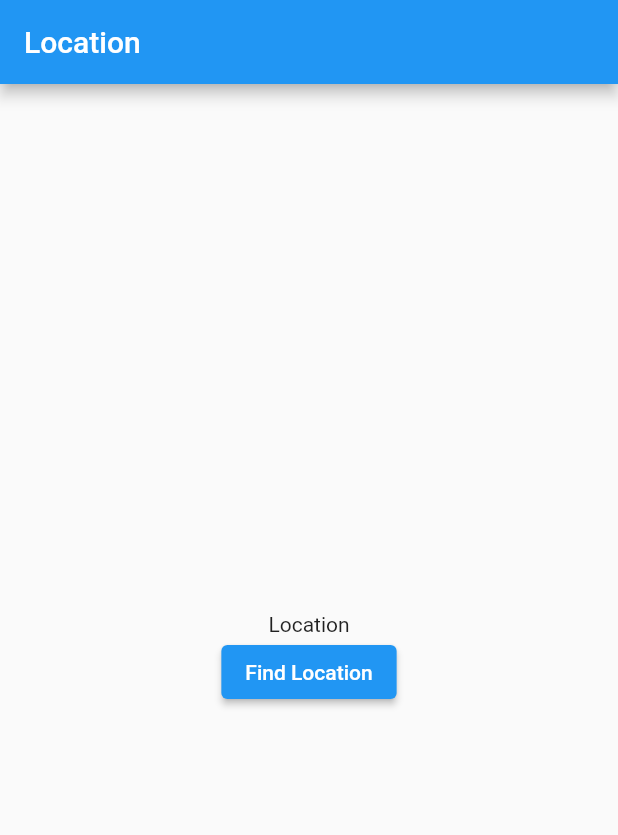
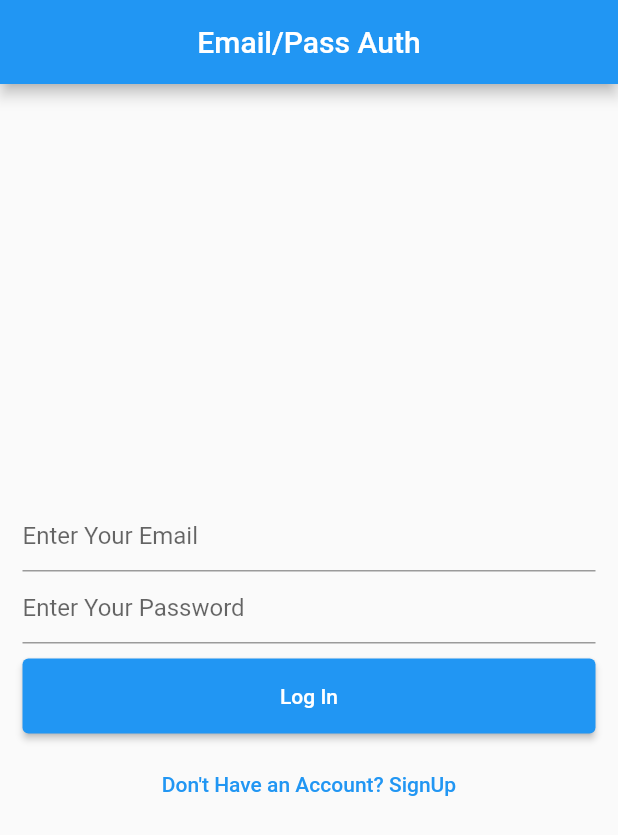
Before and after one commit to shiiishiiir/sssssssssssssssssssss, a Flutter app: the screen it shows after launch, on a phone screen of 412 x 824 dp. Shown: the top 835 px of the screen. Run offline on Flutter 3.47's test engine with Material 2 defaults, Android fonts, the phone set to English and light mode, and no system bars; our stand-ins replace carousel_slider, curved_navigation_bar, firebase_auth, firebase_core, firebase_database, firebase_messaging and 7 more; missing offline and left inert: expandable_widgets, flutter_glow; accounts and stored records are empty.

Commit message:
Email Auth Providers Google SignIn Processing

```diff
--- /dev/null
+++ b/lib/Firebase/EmailAuth.dart
@@ -0,0 +1,138 @@
+import 'package:firebase_auth/firebase_auth.dart';
+import 'package:flutter/material.dart';
+import 'package:sssssssssssssssssssss/Provider/GoogleSignInProvider.dart';
+
+class EmailAuth extends StatefulWidget {
+  const EmailAuth({Key? key}) : super(key: key);
+
+  @override
+  _EmailAuthState createState() => _EmailAuthState();
+}
+
+class _EmailAuthState extends State<EmailAuth> {
+  final _formKey = GlobalKey<FormState>();
+
+  bool isLogIn = false;
+
+  String email = "";
+  String password = "";
+  String username = "";
+
+  _handleSignUpData() {
+    if (_formKey.currentState!.validate()) {
+      _formKey.currentState!.save();
+
+      isLogIn ? signUp(email, password) : signIn(email, password);
+    }
+  }
+
+  @override
+  Widget build(BuildContext context) {
+    return Scaffold(
+      appBar: AppBar(
+        title: Text("Email/Pass Auth"),
+        centerTitle: true,
+      ),
+      body: Center(
+        child: SingleChildScrollView(
+          child: Column(
+            mainAxisAlignment: MainAxisAlignment.center,
+            children: <Widget>[
+              Padding(
+                padding: const EdgeInsets.all(15.0),
+                child: Form(
+                  key: _formKey,
+                  child: Column(
+                    children: <Widget>[
+                      isLogIn
+                          ? TextFormField(
+                              key: ValueKey("Username"),
+                              decoration: InputDecoration(
+                                hintText: "Enter Your Username",
+                              ),
+                              validator: (value) {
+                                if (value.toString().length < 3) {
+                                  return "Username is Small";
+                                } else {
+                                  return null;
+                                }
+                              },
+                              onSaved: (value) {
+                                setState(() {
+                                  username = value!;
+                                });
+                              },
+                            )
+                          : Container(),
+                      TextFormField(
+                        key: ValueKey("Email"),
+                        decoration: InputDecoration(
+                          hintText: "Enter Your Email",
+                        ),
+                        validator: (value) {
+                          if (!(value.toString().contains("@"))) {
+                            return "Invalid Email";
+                          } else {
+                            return null;
+                          }
+                        },
+                        onSaved: (value) {
+                          setState(() {
+                            email = value!;
+                          });
+                        },
+                      ),
+                      TextFormField(
+                        obscureText: true,
+                        key: ValueKey("Password"),
+                        decoration: InputDecoration(
+                          hintText: "Enter Your Password",
+                        ),
+                        validator: (value) {
+                          if (value.toString().length < 6) {
+                            return "Password is Small";
+                          } else {
+                            return null;
+                          }
+                        },
+                        onSaved: (value) {
+                          setState(() {
+                            password = value!;
+                          });
+                        },
+                      ),
+                      SizedBox(
+                        height: 10,
+                      ),
+                      Container(
+                        width: double.infinity,
+                        height: 50,
+                        child: ElevatedButton(
+                          onPressed: _handleSignUpData,
+                          child: isLogIn ? Text("Sign Up") : Text("Log In"),
+                        ),
+                      ),
+                      SizedBox(
+                        height: 10,
+                      ),
+                      TextButton(
+                        onPressed: () {
+                          setState(() {
+                            isLogIn = !isLogIn;
+                          });
+                        },
+                        child: isLogIn
+                            ? Text("Already SignUp? LogIn")
+                            : Text("Don't Have an Account? SignUp"),
+                      ),
+                    ],
+                  ),
+                ),
+              ),
+            ],
+          ),
+        ),
+      ),
+    );
+  }
+}
--- /dev/null
+++ b/lib/Provider/GoogleSignInProvider.dart
@@ -0,0 +1,49 @@
+import 'package:firebase_auth/firebase_auth.dart';
+import 'package:flutter/material.dart';
+import 'package:google_sign_in/google_sign_in.dart';
+
+
+signUp(String email, String password) async {
+  try {
+    UserCredential userCredential = await FirebaseAuth.instance
+        .createUserWithEmailAndPassword(email: email, password: password);
+    print("Success");
+  } on FirebaseAuthException catch (e) {
+    if (e.code == 'weak-password') {
+      print('The password provided is too weak.');
+    } else if (e.code == 'email-already-in-use') {
+      print('The account already exists for that email.');
+    }
+  } catch (e) {
+    print(e);
+  }
+}
+
+signIn(String email, String password) async {
+  try {
+    UserCredential userCredential = await FirebaseAuth.instance
+        .signInWithEmailAndPassword(email: email, password: password);
+    print("Success");
+  } on FirebaseAuthException catch (e) {
+    if (e.code == 'user-not-found') {
+      print('No user found for that email.');
+    } else if (e.code == 'wrong-password') {
+      print('Wrong password provided for that user.');
+    }
+  }
+}
+
+
+
+
+class GoogleSignInProvider extends ChangeNotifier {
+  final googleSignIn = GoogleSignIn();
+
+  bool _isSignIn = false;
+
+  GoogleSignInProvider() {
+    _isSignIn = false;
+  }
+
+  bool get isSignIn => _isSignIn;
+}
--- a/lib/main.dart
+++ b/lib/main.dart
@@ -8,6 +8,8 @@ import 'package:sssssssssssssssssssss/25_11_21/GeoLocator.dart';
 import 'package:sssssssssssssssssssss/25_11_21/RegForm.dart';
 import 'package:sssssssssssssssssssss/25_11_21/dd.dart';
 import 'package:sssssssssssssssssssss/API/WeatherApp.dart';
+import 'package:sssssssssssssssssssss/Firebase/EmailAuth.dart';
+import 'package:sssssssssssssssssssss/Firebase/GoogleSignIn.dart';
 import 'package:sssssssssssssssssssss/HomePage.dart';
 import 'package:sssssssssssssssssssss/JsonDataFetch.dart';
 import 'package:sssssssssssssssssssss/Sliderrr.dart';
@@ -38,7 +40,7 @@ class MyApp extends StatelessWidget {
         primarySwatch: Colors.blue,
       ),
       home: SafeArea(
-          child: LocationWidget(),
+          child: EmailAuth(),
       ),
     );
   }
--- a/pubspec.yaml
+++ b/pubspec.yaml
@@ -35,6 +35,7 @@ dependencies:
   cupertino_icons: ^1.0.2
   firebase_messaging: ^11.2.4
   flutter_local_notifications: ^9.2.0
+  native_pdf_view: ^5.0.0
   geolocator: ^8.0.1
   location: ^4.3.0
   introduction_screen: ^2.1.0
```
Also changed, not shown: lib/Firebase/GoogleSignIn.dart (added, +15 -0 lines), pubspec.lock, 1 other file.
